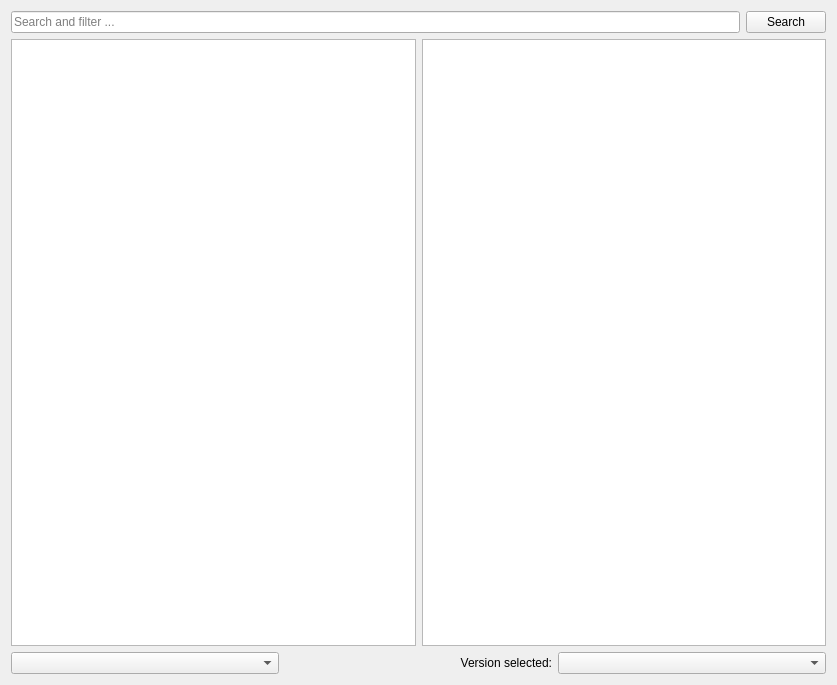
Before: the Qt Designer form launcher/ui/pages/modplatform/curseforge/CurseForgePage.ui in Chrispsz/Launcher, drawn with Qt 5.
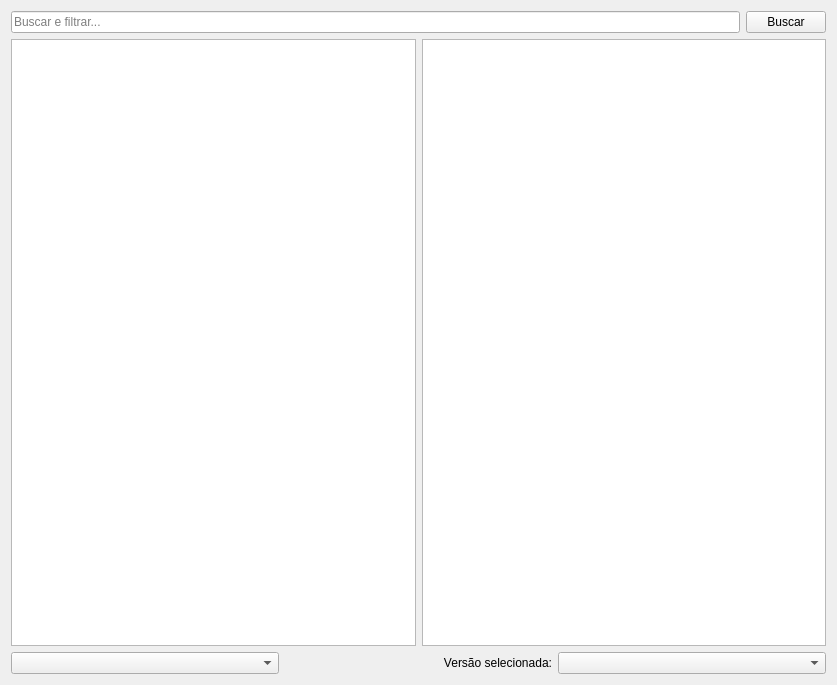
After: the same form once the commit is applied.

```diff
--- a/launcher/ui/pages/modplatform/curseforge/CurseForgePage.ui
+++ b/launcher/ui/pages/modplatform/curseforge/CurseForgePage.ui
@@ -16,14 +16,14 @@
      <item>
       <widget class="QLineEdit" name="searchEdit">
        <property name="placeholderText">
-        <string>Search and filter ...</string>
+        <string>Buscar e filtrar...</string>
        </property>
       </widget>
      </item>
      <item>
       <widget class="QPushButton" name="searchButton">
        <property name="text">
-        <string>Search</string>
+        <string>Buscar</string>
        </property>
       </widget>
      </item>
@@ -70,7 +70,7 @@
      <item>
       <widget class="QLabel" name="label">
        <property name="text">
-        <string>Version selected:</string>
+        <string>Versão selecionada:</string>
        </property>
        <property name="alignment">
         <set>Qt::AlignRight|Qt::AlignTrailing|Qt::AlignVCenter</set>
```
